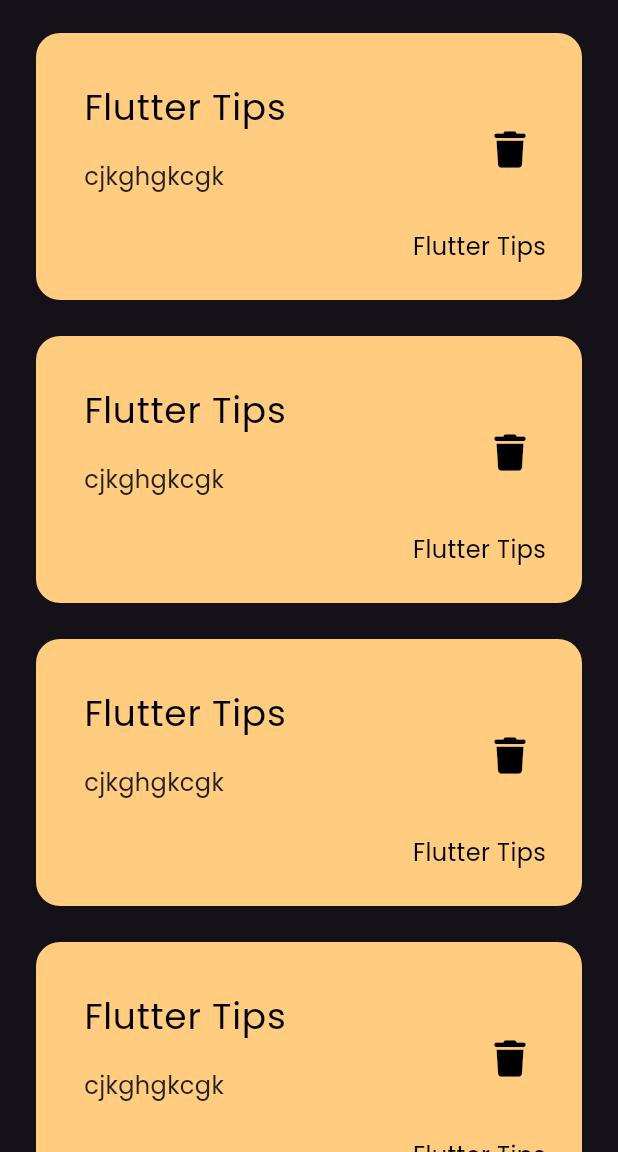
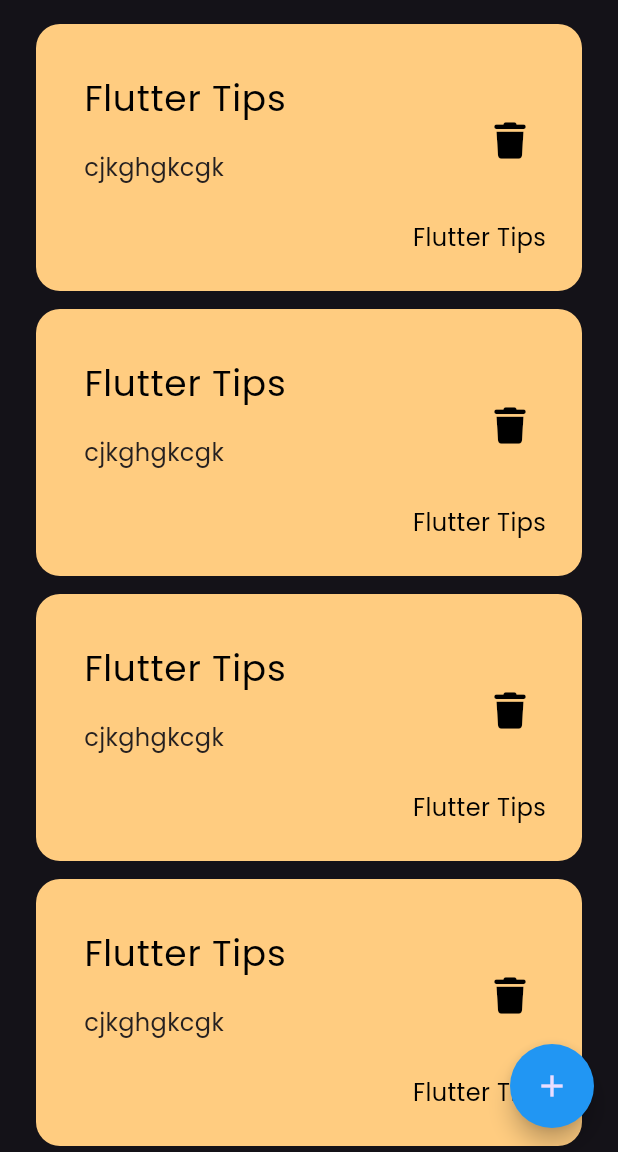
Before and after one commit to OBADA-ALNAASAN/note_app, a Flutter app: the screen it shows after launch, on a phone screen of 412 x 824 dp, the part 84-1236 px from its top. Run offline on Flutter 3.47's test engine with Material 3 defaults, Android fonts, the phone set to English and light mode, and no system bars; our stand-ins replace font_awesome_flutter.

Commit message:
add Floating Acton Button

```diff
--- a/lib/views/notes_view.dart
+++ b/lib/views/notes_view.dart
@@ -6,9 +6,14 @@ class NotesView extends StatelessWidget {
 
   @override
   Widget build(BuildContext context) {
-    return const SafeArea(
+    return SafeArea(
         child: Scaffold(
-      body: NoteViewBody(),
+      body: const NoteViewBody(),
+      floatingActionButton: FloatingActionButton(
+          backgroundColor: Colors.blue,
+          shape: const CircleBorder(), // Ensure it's circular
+          onPressed: () {},
+          child: const Icon(Icons.add)),
     ));
   }
 }
--- a/lib/widgets/custom_note_ite.dart
+++ b/lib/widgets/custom_note_ite.dart
@@ -10,7 +10,7 @@ class CustomNoteItem extends StatelessWidget {
   Widget build(BuildContext context) {
     return Container(
       padding: const EdgeInsets.only(top: 24, bottom: 24, left: 16),
-      margin: const EdgeInsets.symmetric(horizontal: 24, vertical: 12),
+      margin: const EdgeInsets.symmetric(horizontal: 24, vertical: 6),
       decoration: BoxDecoration(
         color: const Color(0xffFFCC80),
         borderRadius: BorderRadius.circular(16),
```
